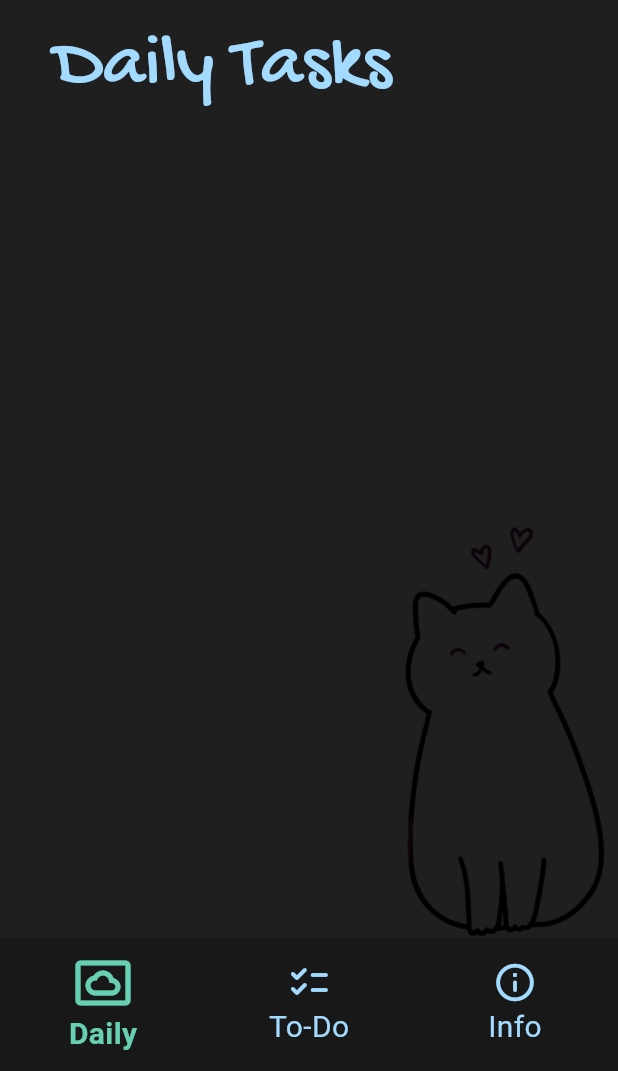
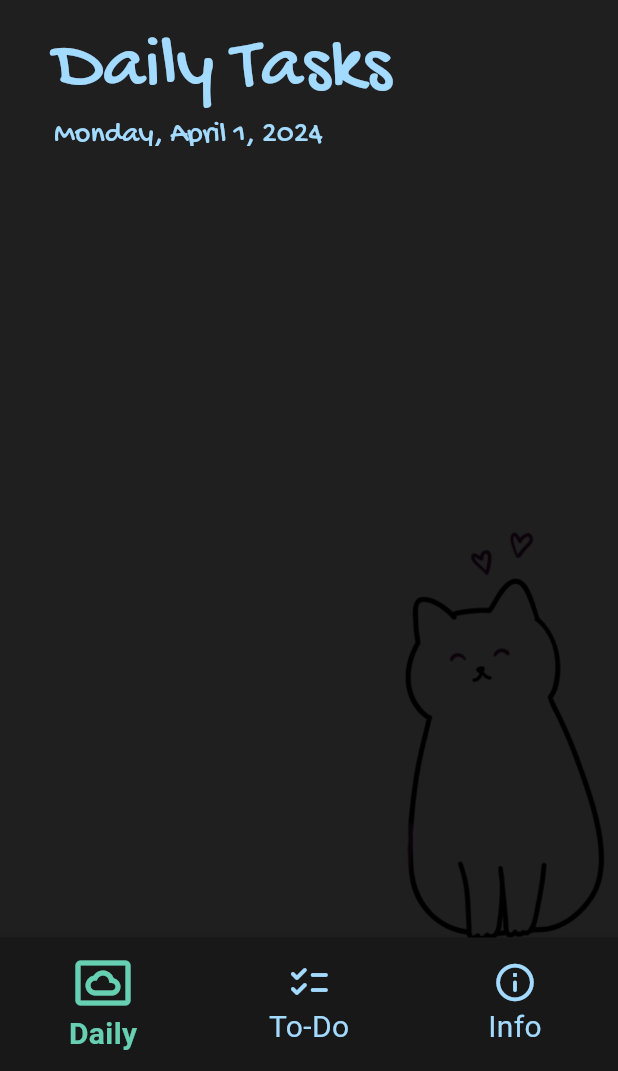
Before and after one commit to puranenjenny/scatterbrain, a Flutter app: the screen it shows after launch, on a phone screen of 412 x 824 dp, the part 165-1236 px from its top. Run offline on Flutter 3.47's test engine with Material 3 defaults, Android fonts, the phone set to English and light mode, and no system bars; Roboto replaces fonts that are missing (FireCode).

Commit message:
lisätty päivämäärä dailyyn

```diff
--- a/lib/daily.dart
+++ b/lib/daily.dart
@@ -1,16 +1,34 @@
 import 'package:flutter/material.dart';
+import 'package:intl/intl.dart'; // Tuodaan intl-paketti käyttöön päivämäärän käsittelyä varten
 
 class DailySivu extends StatelessWidget {
   @override
   Widget build(BuildContext context) {
+    // Muotoillaan nykyinen päivämäärä halutussa muodossa
+    String formattedDate = DateFormat('EEEE, MMMM d, y').format(DateTime.now());
+
     return Scaffold(
       backgroundColor: Color(0xFF1F1F1F),
       appBar: AppBar(
           backgroundColor: Color(0xFF1F1F1F),
-        toolbarHeight: 90,
+          toolbarHeight: 97,
           title: Padding(
-          padding: const EdgeInsets.only(left: 20, right: 20, top: 25, bottom: 25),
-          child: Text('Daily Tasks', style: TextStyle(color: Color(0xFFA3DAFF), fontSize: 50, fontFamily: 'GochiHand')),
+            padding: const EdgeInsets.only(left: 20, right: 20, top: 20, bottom: 0), // Muutettu bottom-padding 0:aan
+            child: Column(
+              crossAxisAlignment: CrossAxisAlignment.start,// Lisätään Column-widget päivämäärän näyttämiseksi otsikon alla
+              children: [
+                Text('Daily Tasks',
+                    style: TextStyle(
+                        color: Color(0xFFA3DAFF),
+                        fontSize: 50,
+                        fontFamily: 'GochiHand')),
+                Text(formattedDate, // päivämäärä
+                    style: TextStyle(
+                        color: Color(0xFFA3DAFF),
+                        fontSize: 20,
+                        fontFamily: 'GochiHand'))
+              ],
+            ),
           )),
       body: Container(
         decoration: BoxDecoration(
@@ -21,17 +39,7 @@ class DailySivu extends StatelessWidget {
         ),
         child: Stack(
           children: [
-
-         /*  Positioned( //napin sijainti
-            top: 0, // ylhäältä 0 pikseliä
-            right: 40, // oikealta 30 pikseliä
-/*             child: FloatingActionButton(
-              onPressed: Null,
-              child: Image.asset('images/btn_add.png'),
-              backgroundColor: Colors.transparent,
-              elevation: 0,
-            ), */
-          ), */
+            // Lisää widgettejä tarvittaessa
           ],
         ),
       ),
--- a/pubspec.yaml
+++ b/pubspec.yaml
@@ -35,6 +35,8 @@ dependencies:
   # The following adds the Cupertino Icons font to your application.
   # Use with the CupertinoIcons class for iOS style icons.
   cupertino_icons: ^1.0.2
+
+  intl: ^0.17.0 # for date formatting
 
 dev_dependencies:
   flutter_test:
```
Also changed, not shown: pubspec.lock. Lines whose indentation alone changed are shown as unchanged.
